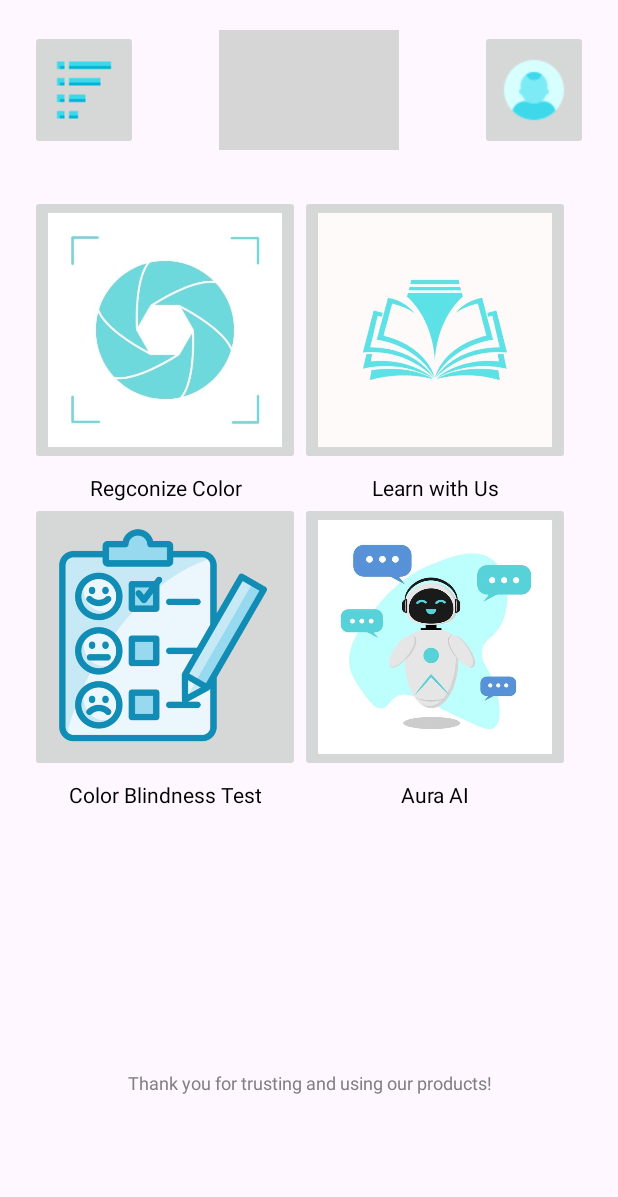
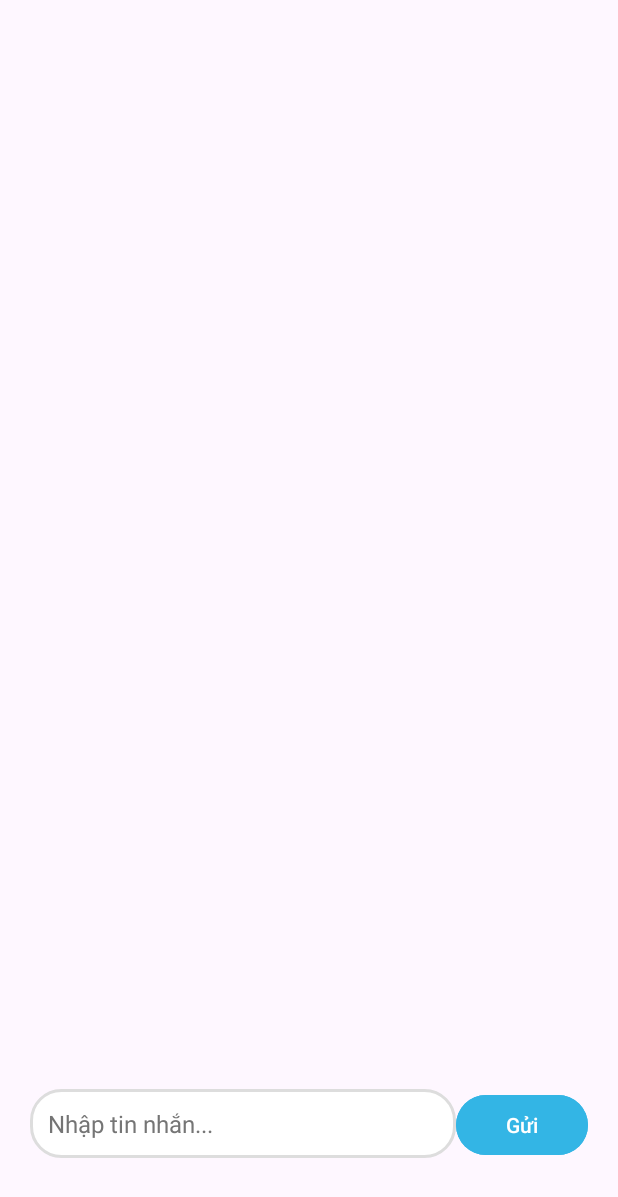
Before and after one commit to donguyenphuonganh/AuraVision, an Android app: the screen it shows after launch (MainActivity before the commit, ChatActivity after it), after a tap on an icon or button, on a phone screen of 412 x 824 dp. Shown: the top 1197 px of the screen. Run offline under Robolectric (Android 15) with nearby library versions, the light colour scheme and no system bars; our stand-ins replace Firebase (no records; nobody signed in at launch, a user with empty details on screens opened directly); grey boxes are pictures that could not be loaded.

Commit message:
Bổ sung tính năng chat with AI

```diff
--- a/app/src/main/AndroidManifest.xml
+++ b/app/src/main/AndroidManifest.xml
@@ -2,6 +2,7 @@
 <manifest xmlns:android="http://schemas.android.com/apk/res/android"
     xmlns:tools="http://schemas.android.com/tools">
 
+    <uses-permission android:name="android.permission.INTERNET" />
     <application
         android:allowBackup="true"
         android:dataExtractionRules="@xml/data_extraction_rules"
@@ -20,11 +21,9 @@
             android:exported="true">
             <intent-filter>
                 <action android:name="android.intent.action.MAIN" />
-
                 <category android:name="android.intent.category.LAUNCHER" />
             </intent-filter>
         </activity>
-
+        <activity android:name=".ChatActivity" />
     </application>
-
 </manifest>
--- /dev/null
+++ b/app/src/main/java/com/khoidubai/auravision/ChatActivity.java
@@ -0,0 +1,151 @@
+package com.khoidubai.auravision;
+
+import android.os.Bundle;
+import android.text.TextUtils;
+import android.util.Log;
+import android.view.View;
+import android.widget.Button;
+import android.widget.EditText;
+import android.widget.Toast;
+import androidx.annotation.NonNull;
+import androidx.appcompat.app.AppCompatActivity;
+import androidx.recyclerview.widget.LinearLayoutManager;
+import androidx.recyclerview.widget.RecyclerView;
+import com.google.firebase.database.*;
+import com.google.gson.Gson;
+import com.google.gson.GsonBuilder;
+
+import java.util.ArrayList;
+import java.util.List;
+import retrofit2.*;
+import retrofit2.converter.gson.GsonConverterFactory;
+
+public class ChatActivity extends AppCompatActivity {
+    public RecyclerView chatRecyclerView;
+    public ChatAdapter chatAdapter;
+    public List<Message> messageList;
+    public EditText messageInput;
+    public Button sendButton;
+
+    public DatabaseReference chatRef;
+    public OpenAIService openAIService;
+
+    @Override
+    protected void onCreate(Bundle savedInstanceState) {
+        super.onCreate(savedInstanceState);
+        setContentView(R.layout.activity_chat_with_ai);
+
+        chatRecyclerView = findViewById(R.id.chatRecyclerView);
+        messageInput = findViewById(R.id.messageInput);
+        sendButton = findViewById(R.id.sendButton);
+
+        messageList = new ArrayList<>();
+        chatAdapter = new ChatAdapter(messageList);
+        chatRecyclerView.setLayoutManager(new LinearLayoutManager(this));
+        chatRecyclerView.setAdapter(chatAdapter);
+
+        // Kết nối Firebase
+        chatRef = FirebaseDatabase.getInstance().getReference("chats");
+
+        Retrofit retrofit = new Retrofit.Builder()
+                .baseUrl("https://openrouter.ai/api/v1/")  // URL chuẩn của OpenRouter
+                .addConverterFactory(GsonConverterFactory.create(new GsonBuilder().setLenient().create()))
+                .build();
+        openAIService = retrofit.create(OpenAIService.class);
+
+
+        // Tải tin nhắn từ Firebase
+        loadChatHistory();
+
+        // Xử lý sự kiện khi bấm gửi tin nhắn
+        sendButton.setOnClickListener(view -> sendMessage());
+    }
+
+    private void loadChatHistory() {
+        chatRef.addValueEventListener(new ValueEventListener() {
+            @Override
+            public void onDataChange(@NonNull DataSnapshot snapshot) {
+                messageList.clear();
+
+                for (DataSnapshot data : snapshot.getChildren()) {
+                    Message message = data.getValue(Message.class);
+                    if (message != null) { // Kiểm tra nếu message không null
+                        messageList.add(message);
+                    }
+                }
+
+                chatAdapter.notifyDataSetChanged();
+
+                // Kiểm tra messageList.size() trước khi cuộn RecyclerView
+                if (messageList.size() > 0 && chatRecyclerView != null) {
+                    chatRecyclerView.smoothScrollToPosition(messageList.size() - 1);
+                }
+            }
+
+            @Override
+            public void onCancelled(@NonNull DatabaseError error) {
+                Toast.makeText(ChatActivity.this, "Không thể tải tin nhắn!", Toast.LENGTH_SHORT).show();
+            }
+        });
+    }
+
+    private void sendMessage() {
+        String text = messageInput.getText().toString().trim();
+        if (TextUtils.isEmpty(text)) return;
+
+        // Hiển thị tin nhắn của người dùng trên giao diện trước
+        Message userMessage = new Message("user", text);
+        messageList.add(userMessage);
+        chatAdapter.notifyDataSetChanged();
+        chatRecyclerView.smoothScrollToPosition(messageList.size() - 1);
+
+        messageInput.setText(""); // Xóa input sau khi gửi
+
+        // Gọi AI để phản hồi
+        getAIResponse(userMessage);
+    }
+
+    private void getAIResponse(Message userMessage) {
+        List<Message> messages = new ArrayList<>();
+        messages.add(new Message("system", "Bạn là một trợ lý ảo hữu ích."));
+        messages.add(userMessage);
+
+        // Đúng model OpenRouter hỗ trợ
+        OpenAIRequest request = new OpenAIRequest("gpt-3.5-turbo", messages);
+
+        openAIService.getChatResponse(request).enqueue(new Callback<OpenAIResponse>() {
+            @Override
+            public void onResponse(Call<OpenAIResponse> call, Response<OpenAIResponse> response) {
+                try {
+                    Log.d("API_RESPONSE", "Response Code: " + response.code());
+
+                    if (response.isSuccessful() && response.body() != null) {
+                        Log.d("API_RESPONSE", "Raw Response: " + new Gson().toJson(response.body()));
+
+                        // Lấy nội dung phản hồi từ OpenRouter
+                        String reply = response.body().getChoices().get(0).getMessage().getContent();
+                        Message aiMessage = new Message("assistant", reply);
+
+                        messageList.add(aiMessage);
+                        chatAdapter.notifyDataSetChanged();
+                        chatRecyclerView.smoothScrollToPosition(messageList.size() - 1);
+                    } else {
+                        if (response.errorBody() != null) {
+                            Log.e("API_ERROR", "Error Body: " + response.errorBody().string());
+                        }
+                        Toast.makeText(ChatActivity.this, "Lỗi phản hồi từ AI!", Toast.LENGTH_SHORT).show();
+                    }
+                } catch (Exception e) {
+                    Log.e("API_ERROR", "Error parsing API response", e);
+                }
+            }
+
+            @Override
+            public void onFailure(Call<OpenAIResponse> call, Throwable t) {
+                Log.e("API_FAILURE", "API Call Failed", t);
+                Toast.makeText(ChatActivity.this, "Lỗi kết nối API!", Toast.LENGTH_SHORT).show();
+            }
+        });
+    }
+
+}
--- /dev/null
+++ b/app/src/main/java/com/khoidubai/auravision/ChatAdapter.java
@@ -0,0 +1,43 @@
+package com.khoidubai.auravision;
+import android.view.LayoutInflater;
+import android.view.View;
+import android.view.ViewGroup;
+import android.widget.TextView;
+import androidx.annotation.NonNull;
+import androidx.recyclerview.widget.RecyclerView;
+import java.util.List;
+
+public class ChatAdapter extends RecyclerView.Adapter<ChatAdapter.ChatViewHolder> {
+    private List<Message> messages;
+
+    public ChatAdapter(List<Message> messages) {
+        this.messages = messages;
+    }
+
+    @NonNull
+    @Override
+    public ChatViewHolder onCreateViewHolder(@NonNull ViewGroup parent, int viewType) {
+        View view = LayoutInflater.from(parent.getContext()).inflate(R.layout.item_message, parent, false);
+        return new ChatViewHolder(view);
+    }
+
+    @Override
+    public void onBindViewHolder(@NonNull ChatViewHolder holder, int position) {
+        Message message = messages.get(position);
+        holder.messageTextView.setText(message.getContent());
+    }
+
+    @Override
+    public int getItemCount() {
+        return messages.size();
+    }
+
+    public static class ChatViewHolder extends RecyclerView.ViewHolder {
+        TextView messageTextView;
+
+        public ChatViewHolder(@NonNull View itemView) {
+            super(itemView);
+            messageTextView = itemView.findViewById(R.id.messageTextView);
+        }
+    }
+}
--- a/app/src/main/java/com/khoidubai/auravision/MainActivity.java
+++ b/app/src/main/java/com/khoidubai/auravision/MainActivity.java
@@ -7,6 +7,8 @@ import android.widget.ImageButton;
 import android.widget.Toast;
 
 import androidx.appcompat.app.AppCompatActivity;
+
+import com.google.firebase.database.FirebaseDatabase;
 
 public class MainActivity extends AppCompatActivity {
 
@@ -20,26 +22,22 @@ public class MainActivity extends AppCompatActivity {
         ImageButton btnBlindTest = findViewById(R.id.btnBlindTest);
         ImageButton btnChatBot = findViewById(R.id.btnChatBot);
 
-        // Xử lý sự kiện cho từng nút
         btnCameraDetect.setOnClickListener(view -> {
-            // Chuyển sang Activity Camera Detect (tạo mới nếu cần)
             Toast.makeText(MainActivity.this, "Chức năng Camera Detect đang phát triển!", Toast.LENGTH_SHORT).show();
         });
 
         btnLearning.setOnClickListener(view -> {
-            // Chuyển sang Activity Learning
             Toast.makeText(MainActivity.this, "Chức năng Learning đang phát triển!", Toast.LENGTH_SHORT).show();
         });
 
         btnBlindTest.setOnClickListener(view -> {
-            // Chuyển sang Activity Color Blindness Test
             Intent intent = new Intent(MainActivity.this, ColorBlindTestActivity.class);
             startActivity(intent);
         });
 
         btnChatBot.setOnClickListener(view -> {
-            // Chuyển sang Activity ChatBot
-            Toast.makeText(MainActivity.this, "Chức năng ChatBot đang phát triển!", Toast.LENGTH_SHORT).show();
+            Intent intent = new Intent(MainActivity.this, ChatActivity.class);
+            startActivity(intent);
         });
     }
 }
--- /dev/null
+++ b/app/src/main/java/com/khoidubai/auravision/OpenAIService.java
@@ -0,0 +1,14 @@
+package com.khoidubai.auravision;
+import retrofit2.Call;
+import retrofit2.http.Body;
+import retrofit2.http.Headers;
+import retrofit2.http.POST;
+
+public interface OpenAIService {
+    @Headers({
+            "Content-Type: application/json",
+            "Authorization: Bearer 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"
+    })
+    @POST("chat/completions")
+    Call<OpenAIResponse> getChatResponse(@Body OpenAIRequest request);
+}
--- /dev/null
+++ b/app/src/main/res/drawable/edittext_background.xml
@@ -0,0 +1,7 @@
+<?xml version="1.0" encoding="utf-8"?>
+<shape xmlns:android="http://schemas.android.com/apk/res/android">
+    <solid android:color="#FFFFFF"/>
+    <stroke android:width="2dp" android:color="#DDDDDD"/>
+    <corners android:radius="20dp"/>
+    <padding android:left="10dp" android:top="8dp" android:right="10dp" android:bottom="8dp"/>
+</shape>
--- /dev/null
+++ b/app/src/main/res/layout/activity_chat_with_ai.xml
@@ -0,0 +1,44 @@
+<?xml version="1.0" encoding="utf-8"?>
+<LinearLayout xmlns:android="http://schemas.android.com/apk/res/android"
+    android:layout_width="match_parent"
+    android:layout_height="match_parent"
+    android:orientation="vertical"
+    android:padding="20dp"
+    android:layout_marginBottom="30dp">
+
+    <androidx.recyclerview.widget.RecyclerView
+        android:id="@+id/chatRecyclerView"
+        android:layout_width="match_parent"
+        android:layout_height="0dp"
+        android:layout_weight="1"
+        android:padding="8dp"
+        android:scrollbars="vertical"/>
+
+
+    <LinearLayout
+        android:layout_width="match_parent"
+        android:layout_height="wrap_content"
+        android:orientation="horizontal">
+
+        <EditText
+            android:id="@+id/messageInput"
+            android:layout_width="0dp"
+            android:layout_weight="1"
+            android:layout_height="wrap_content"
+            android:hint="Nhập tin nhắn..."
+            android:padding="12dp"
+            android:textSize="16sp"
+            android:background="@drawable/edittext_background"
+            android:textColor="#212121"
+            android:textColorHint="#757575"/>
+
+
+        <Button
+            android:id="@+id/sendButton"
+            android:layout_width="wrap_content"
+            android:layout_height="wrap_content"
+            android:text="Gửi"
+            android:backgroundTint="@android:color/holo_blue_light"
+            />
+    </LinearLayout>
+</LinearLayout>
--- a/build.gradle.kts
+++ b/build.gradle.kts
@@ -1,4 +1,5 @@
 // Top-level build file where you can add configuration options common to all sub-projects/modules.
 plugins {
     alias(libs.plugins.android.application) apply false
+    id("com.google.gms.google-services") version "4.4.2" apply false
 }
```
Also changed, not shown: app/build.gradle.kts (+12 -4 lines), app/src/main/java/com/khoidubai/auravision/Message.java (added, +19 -0 lines), app/src/main/java/com/khoidubai/auravision/OpenAIRequest.java (added, +21 -0 lines), app/src/main/java/com/khoidubai/auravision/OpenAIResponse.java (added, +19 -0 lines), app/src/main/res/drawable/message_background.xml (added, +7 -0 lines), app/src/main/res/layout/item_message.xml (added, +16 -0 lines), 1 other file.
